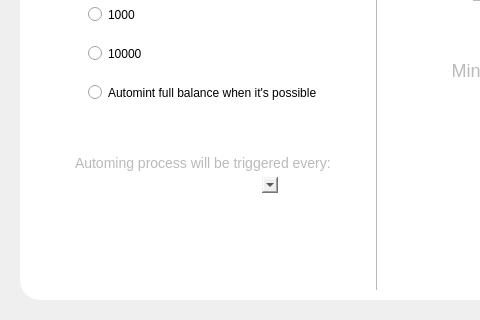
Old version of the form src/qt/veil/forms/settingsminting.ui in the repository Veil-Project/veil; both pictures show x 0 to 480 and y 280 to 600 of the 1100 by 600 pixel window.
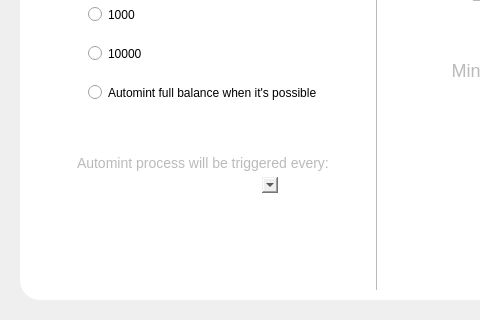
New version of the form. Icons and pictures are not drawn.

The edit to the form file:
```diff
--- a/src/qt/veil/forms/settingsminting.ui
+++ b/src/qt/veil/forms/settingsminting.ui
@@ -374,7 +374,7 @@
 font-size:14px;</string>
               </property>
               <property name="text">
-               <string>Automing process will be triggered every:</string>
+               <string>Automint process will be triggered every:</string>
               </property>
              </widget>
             </item>
```
